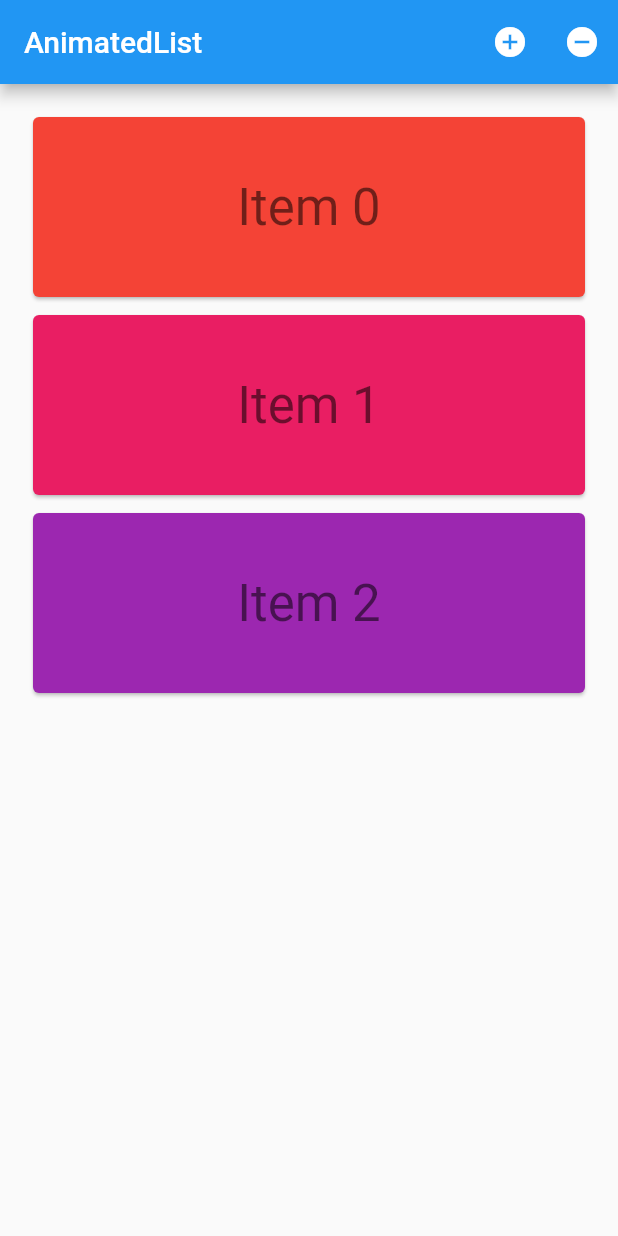
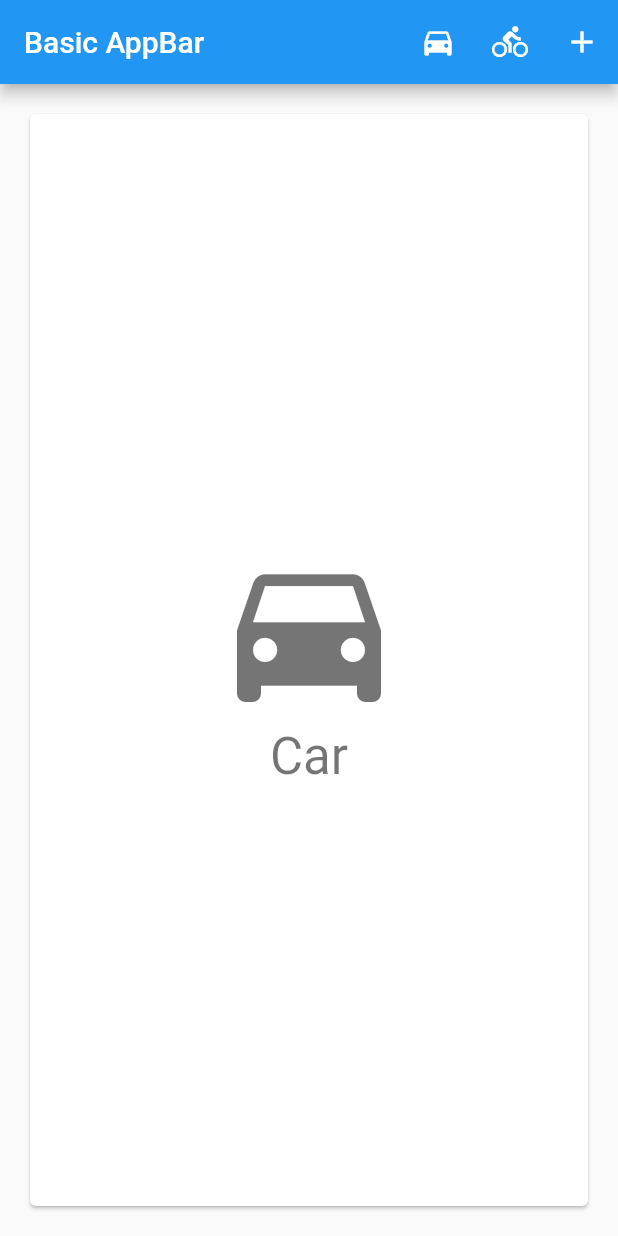
Before and after one commit to liangyuetian/pt-flutter, a Flutter app: the screen it shows after launch, on a phone screen of 412 x 824 dp. Run offline on Flutter 3.47's test engine with Material 2 defaults, Android fonts, the phone set to English and light mode, and no system bars.

Commit message:
标题中的下拉菜单

```diff
--- a/lib/main.dart
+++ b/lib/main.dart
@@ -2,194 +2,95 @@
 // Use of this source code is governed by a BSD-style license that can be
 // found in the LICENSE file.
 
-import 'package:flutter/foundation.dart';
 import 'package:flutter/material.dart';
 
-class AnimatedListSample extends StatefulWidget {
+// This app is a stateful, it tracks the user's current choice.
+class BasicAppBarSample extends StatefulWidget {
   @override
-  _AnimatedListSampleState createState() => _AnimatedListSampleState();
+  _BasicAppBarSampleState createState() => new _BasicAppBarSampleState();
 }
 
-class _AnimatedListSampleState extends State<AnimatedListSample> {
-  final GlobalKey<AnimatedListState> _listKey = GlobalKey<AnimatedListState>();
-  ListModel<int> _list;
-  int _selectedItem;
-  int _nextItem; // The next item inserted when the user presses the '+' button.
+class _BasicAppBarSampleState extends State<BasicAppBarSample> {
+  Choice _selectedChoice = choices[0]; // The app's "state".
 
-  @override
-  void initState() {
-    super.initState();
-    _list = ListModel<int>(
-      listKey: _listKey,
-      initialItems: <int>[0, 1, 2],
-      removedItemBuilder: _buildRemovedItem,
-    );
-    _nextItem = 3;
-  }
-
-  // Used to build list items that haven't been removed.
-  Widget _buildItem(BuildContext context, int index, Animation<double> animation) {
-    return CardItem(
-      animation: animation,
-      item: _list[index],
-      selected: _selectedItem == _list[index],
-      onTap: () {
-        setState(() {
-          _selectedItem = _selectedItem == _list[index] ? null : _list[index];
-        });
-      },
-    );
-  }
-
-  // Used to build an item after it has been removed from the list. This method is
-  // needed because a removed item remains visible until its animation has
-  // completed (even though it's gone as far this ListModel is concerned).
-  // The widget will be used by the [AnimatedListState.removeItem] method's
-  // [AnimatedListRemovedItemBuilder] parameter.
-  Widget _buildRemovedItem(int item, BuildContext context, Animation<double> animation) {
-    return CardItem(
-      animation: animation,
-      item: item,
-      selected: false,
-      // No gesture detector here: we don't want removed items to be interactive.
-    );
-  }
-
-  // Insert the "next item" into the list model.
-  void _insert() {
-    final int index = _selectedItem == null ? _list.length : _list.indexOf(_selectedItem);
-    _list.insert(index, _nextItem++);
-  }
-
-  // Remove the selected item from the list model.
-  void _remove() {
-    if (_selectedItem != null) {
-      _list.removeAt(_list.indexOf(_selectedItem));
-      setState(() {
-        _selectedItem = null;
-      });
-    }
+  void _select(Choice choice) {
+    setState(() { // Causes the app to rebuild with the new _selectedChoice.
+      _selectedChoice = choice;
+    });
   }
 
   @override
   Widget build(BuildContext context) {
-    return MaterialApp(
-      home: Scaffold(
-        appBar: AppBar(
-          title: const Text('AnimatedList'),
+    return new MaterialApp(
+        home: new Scaffold(
+        appBar: new AppBar(
+          title: const Text('Basic AppBar'),
           actions: <Widget>[
-            IconButton(
-              icon: const Icon(Icons.add_circle),
-              onPressed: _insert,
-              tooltip: 'insert a new item',
+            new IconButton( // action button
+              icon: new Icon(choices[0].icon),
+              onPressed: () { _select(choices[0]); },
             ),
-            IconButton(
-              icon: const Icon(Icons.remove_circle),
-              onPressed: _remove,
-              tooltip: 'remove the selected item',
+            new IconButton( // action button
+              icon: new Icon(choices[1].icon),
+              onPressed: () { _select(choices[1]); },
+            ),
+            new PopupMenuButton<Choice>( // overflow menu
+              onSelected: _select,
+              icon: new Icon(Icons.add), // 默认图标是竖着的三个点，但是可以重新设置
+              itemBuilder: (BuildContext context) {
+                // skip(2) 方法是跳过前2个
+                return choices.skip(2).map((Choice choice) {
+                  return new PopupMenuItem<Choice>(
+                    value: choice,
+                    child: new Text(choice.title),
+                  );
+                }).toList();
+              },
             ),
           ],
         ),
-        body: Padding(
+        body: new Padding(
           padding: const EdgeInsets.all(16.0),
-          child: AnimatedList(
-            key: _listKey,
-            initialItemCount: _list.length,
-            itemBuilder: _buildItem,
-          ),
+          child: new ChoiceCard(choice: _selectedChoice),
         ),
       ),
     );
   }
 }
 
-/// Keeps a Dart List in sync with an AnimatedList.
-///
-/// The [insert] and [removeAt] methods apply to both the internal list and the
-/// animated list that belongs to [listKey].
-///
-/// This class only exposes as much of the Dart List API as is needed by the
-/// sample app. More list methods are easily added, however methods that mutate the
-/// list must make the same changes to the animated list in terms of
-/// [AnimatedListState.insertItem] and [AnimatedList.removeItem].
-class ListModel<E> {
-  ListModel({
-    @required this.listKey,
-    @required this.removedItemBuilder,
-    Iterable<E> initialItems,
-  }) : assert(listKey != null),
-        assert(removedItemBuilder != null),
-        _items = List<E>.from(initialItems ?? <E>[]);
-
-  final GlobalKey<AnimatedListState> listKey;
-  final dynamic removedItemBuilder;
-  final List<E> _items;
-
-  AnimatedListState get _animatedList => listKey.currentState;
-
-  void insert(int index, E item) {
-    _items.insert(index, item);
-    _animatedList.insertItem(index);
-  }
-
-  E removeAt(int index) {
-    final E removedItem = _items.removeAt(index);
-    if (removedItem != null) {
-      _animatedList.removeItem(index, (BuildContext context, Animation<double> animation) {
-        return removedItemBuilder(removedItem, context, animation);
-      });
-    }
-    return removedItem;
-  }
-
-  int get length => _items.length;
-  E operator [](int index) => _items[index];
-  int indexOf(E item) => _items.indexOf(item);
+class Choice {
+  const Choice({ this.title, this.icon });
+  final String title;
+  final IconData icon;
 }
 
-/// Displays its integer item as 'item N' on a Card whose color is based on
-/// the item's value. The text is displayed in bright green if selected is true.
-/// This widget's height is based on the animation parameter, it varies
-/// from 0 to 128 as the animation varies from 0.0 to 1.0.
-class CardItem extends StatelessWidget {
-  const CardItem({
-    Key key,
-    @required this.animation,
-    this.onTap,
-    @required this.item,
-    this.selected = false
-  }) : assert(animation != null),
-        assert(item != null && item >= 0),
-        assert(selected != null),
-        super(key: key);
+const List<Choice> choices = const <Choice>[
+  const Choice(title: 'Car', icon: Icons.directions_car),
+  const Choice(title: 'Bicycle', icon: Icons.directions_bike),
+  const Choice(title: 'Boat', icon: Icons.directions_boat),
+  const Choice(title: 'Bus', icon: Icons.directions_bus),
+  const Choice(title: 'Train', icon: Icons.directions_railway),
+  const Choice(title: 'Walk', icon: Icons.directions_walk),
+];
 
-  final Animation<double> animation;
-  final VoidCallback onTap;
-  final int item;
-  final bool selected;
+class ChoiceCard extends StatelessWidget {
+  const ChoiceCard({ Key key, this.choice }) : super(key: key);
+
+  final Choice choice;
 
   @override
   Widget build(BuildContext context) {
-    TextStyle textStyle = Theme.of(context).textTheme.display1;
-    if (selected)
-      textStyle = textStyle.copyWith(color: Colors.lightGreenAccent[400]);
-    return Padding(
-      padding: const EdgeInsets.all(2.0),
-      child: SizeTransition(
-        axis: Axis.vertical,
-        sizeFactor: animation,
-        child: GestureDetector(
-          behavior: HitTestBehavior.opaque,
-          onTap: onTap,
-          child: SizedBox(
-            height: 128.0,
-            child: Card(
-              color: Colors.primaries[item % Colors.primaries.length],
-              child: Center(
-                child: Text('Item $item', style: textStyle),
-              ),
-            ),
-          ),
+    final TextStyle textStyle = Theme.of(context).textTheme.display1;
+    return new Card(
+      color: Colors.white,
+      child: new Center(
+        child: new Column(
+          mainAxisSize: MainAxisSize.min,
+          crossAxisAlignment: CrossAxisAlignment.center,
+          children: <Widget>[
+            new Icon(choice.icon, size: 128.0, color: textStyle.color),
+            new Text(choice.title, style: textStyle),
+          ],
         ),
       ),
     );
@@ -197,25 +98,5 @@ class CardItem extends StatelessWidget {
 }
 
 void main() {
-  runApp(AnimatedListSample());
+  runApp(new BasicAppBarSample());
 }
-
-/*
-Sample Catalog
-Title: AnimatedList
-Summary: An AnimatedList for displaying a list of cards that stay
-in sync with an app-specific ListModel. When an item is added to or removed
-from the model, the corresponding card animates in or out of view.
-Description:
-Tap an item to select it, tap it again to unselect. Tap '+' to insert at the
-selected item, '-' to remove the selected item. The tap handlers add or
-remove items from a `ListModel<E>`, a simple encapsulation of `List<E>`
-that keeps the AnimatedList in sync. The list model has a GlobalKey for
-its animated list. It uses the key to call the insertItem and removeItem
-methods defined by AnimatedListState.
-Classes: AnimatedList, AnimatedListState
-Sample: AnimatedListSample
-See also:
-  - The "Components-Lists: Controls" section of the material design specification:
-    <https://material.io/guidelines/components/lists-controls.html#>
-*/
```
